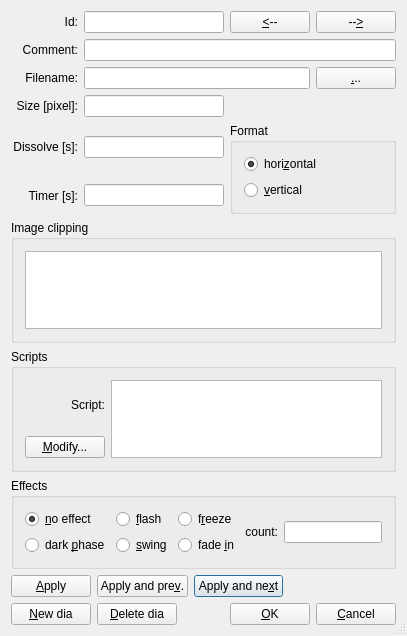
This is src/DiaInfoDlg4.ui in mneuroth/MinDia as Qt 5 draws it before an edit. The edited form follows.
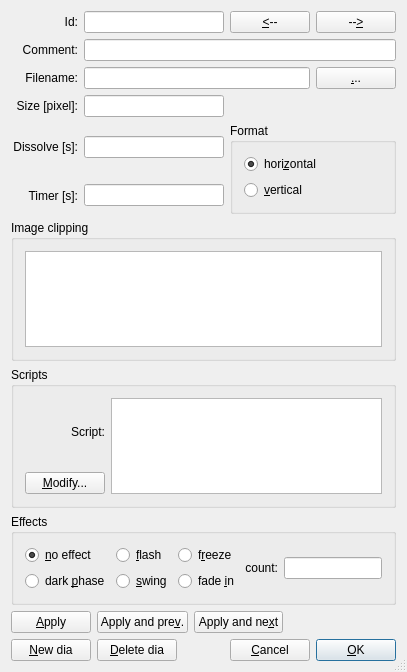
This is the edited form.

Commit message: unified default buttons and order of ok and cancel button

```diff
--- a/src/DiaInfoDlg4.ui
+++ b/src/DiaInfoDlg4.ui
@@ -7,7 +7,7 @@
     <x>0</x>
     <y>0</y>
     <width>407</width>
-    <height>636</height>
+    <height>672</height>
    </rect>
   </property>
   <property name="sizePolicy">
@@ -65,6 +65,9 @@
      <property name="shortcut">
       <string>Ctrl+Left</string>
      </property>
+     <property name="autoDefault">
+      <bool>false</bool>
+     </property>
     </widget>
    </item>
    <item row="2" column="0">
@@ -108,6 +111,9 @@
      <property name="text">
       <string>&amp;...</string>
      </property>
+     <property name="autoDefault">
+      <bool>false</bool>
+     </property>
     </widget>
    </item>
    <item row="4" column="0">
@@ -210,135 +216,6 @@
      </layout>
     </widget>
    </item>
-   <item row="11" column="0" colspan="5">
-    <layout class="QVBoxLayout">
-     <item>
-      <layout class="QHBoxLayout">
-       <item>
-        <widget class="QPushButton" name="m_pApply">
-         <property name="text">
-          <string>&amp;Apply</string>
-         </property>
-         <property name="autoDefault">
-          <bool>true</bool>
-         </property>
-         <property name="default">
-          <bool>true</bool>
-         </property>
-        </widget>
-       </item>
-       <item>
-        <widget class="QPushButton" name="m_pApplyAndPrev">
-         <property name="text">
-          <string>Apply and pre&amp;v.</string>
-         </property>
-         <property name="autoDefault">
-          <bool>true</bool>
-         </property>
-         <property name="default">
-          <bool>true</bool>
-         </property>
-        </widget>
-       </item>
-       <item>
-        <widget class="QPushButton" name="m_pApplyAndNext">
-         <property name="text">
-          <string>Apply and ne&amp;xt</string>
-         </property>
-         <property name="autoDefault">
-          <bool>true</bool>
-         </property>
-         <property name="default">
-          <bool>true</bool>
-         </property>
-        </widget>
-       </item>
-       <item>
-        <spacer name="Spacer3">
-         <property name="orientation">
-          <enum>Qt::Horizontal</enum>
-         </property>
-         <property name="sizeType">
-          <enum>QSizePolicy::Expanding</enum>
-         </property>
-         <property name="sizeHint" stdset="0">
-          <size>
-           <width>20</width>
-           <height>20</height>
-          </size>
-         </property>
-        </spacer>
-       </item>
-      </layout>
-     </item>
-     <item>
-      <layout class="QHBoxLayout">
-       <item>
-        <widget class="QPushButton" name="m_pNewItem">
-         <property name="text">
-          <string>&amp;New dia</string>
-         </property>
-         <property name="shortcut">
-          <string>Alt+N</string>
-         </property>
-         <property name="autoDefault">
-          <bool>true</bool>
-         </property>
-        </widget>
-       </item>
-       <item>
-        <widget class="QPushButton" name="m_pDeleteItem">
-         <property name="text">
-          <string>&amp;Delete dia</string>
-         </property>
-         <property name="shortcut">
-          <string>Alt+D</string>
-         </property>
-        </widget>
-       </item>
-       <item>
-        <spacer name="Spacer2">
-         <property name="orientation">
-          <enum>Qt::Horizontal</enum>
-         </property>
-         <property name="sizeType">
-          <enum>QSizePolicy::Expanding</enum>
-         </property>
-         <property name="sizeHint" stdset="0">
-          <size>
-           <width>43</width>
-           <height>20</height>
-          </size>
-         </property>
-        </spacer>
-       </item>
-       <item>
-        <widget class="QPushButton" name="buttonOk">
-         <property name="text">
-          <string>&amp;OK</string>
-         </property>
-         <property name="autoDefault">
-          <bool>true</bool>
-         </property>
-         <property name="default">
-          <bool>false</bool>
-         </property>
-        </widget>
-       </item>
-       <item>
-        <widget class="QPushButton" name="buttonCancel">
-         <property name="text">
-          <string>&amp;Cancel</string>
-         </property>
-         <property name="autoDefault">
-          <bool>true</bool>
-         </property>
-        </widget>
-       </item>
-      </layout>
-     </item>
-    </layout>
-   </item>
    <item row="1" column="1" colspan="4">
     <widget class="QLineEdit" name="m_pCommentEdit"/>
    </item>
@@ -350,8 +227,14 @@
      <property name="shortcut">
       <string>Ctrl+Right</string>
      </property>
+     <property name="autoDefault">
+      <bool>false</bool>
+     </property>
     </widget>
    </item>
+   <item row="5" column="1" colspan="2">
+    <widget class="QLineEdit" name="m_pTimerEdit"/>
+   </item>
    <item row="6" column="0" colspan="5">
     <widget class="QGroupBox" name="m_pBoxClipping">
      <property name="title">
@@ -364,9 +247,6 @@
      </layout>
     </widget>
    </item>
-   <item row="5" column="1" colspan="2">
-    <widget class="QLineEdit" name="m_pTimerEdit"/>
-   </item>
    <item row="5" column="0">
     <widget class="QLabel" name="TimerLabel">
      <property name="text">
@@ -406,6 +286,16 @@
      </layout>
     </widget>
    </item>
+   <item row="3" column="1" colspan="2">
+    <widget class="QLineEdit" name="m_pImageSize">
+     <property name="enabled">
+      <bool>true</bool>
+     </property>
+     <property name="readOnly">
+      <bool>true</bool>
+     </property>
+    </widget>
+   </item>
    <item row="9" column="0" colspan="5">
     <widget class="QGroupBox" name="m_pBoxScripts">
      <property name="title">
@@ -435,6 +325,9 @@
           <property name="text">
            <string>&amp;Modify...</string>
           </property>
+          <property name="autoDefault">
+           <bool>false</bool>
+          </property>
          </widget>
         </item>
        </layout>
@@ -452,15 +345,137 @@
      </property>
     </widget>
    </item>
-   <item row="3" column="1" colspan="2">
-    <widget class="QLineEdit" name="m_pImageSize">
-     <property name="enabled">
-      <bool>true</bool>
-     </property>
-     <property name="readOnly">
-      <bool>true</bool>
-     </property>
-    </widget>
+   <item row="11" column="0" colspan="5">
+    <layout class="QVBoxLayout">
+     <item>
+      <layout class="QHBoxLayout">
+       <item>
+        <widget class="QPushButton" name="m_pApply">
+         <property name="text">
+          <string>&amp;Apply</string>
+         </property>
+         <property name="autoDefault">
+          <bool>false</bool>
+         </property>
+         <property name="default">
+          <bool>false</bool>
+         </property>
+        </widget>
+       </item>
+       <item>
+        <widget class="QPushButton" name="m_pApplyAndPrev">
+         <property name="text">
+          <string>Apply and pre&amp;v.</string>
+         </property>
+         <property name="autoDefault">
+          <bool>false</bool>
+         </property>
+         <property name="default">
+          <bool>false</bool>
+         </property>
+        </widget>
+       </item>
+       <item>
+        <widget class="QPushButton" name="m_pApplyAndNext">
+         <property name="text">
+          <string>Apply and ne&amp;xt</string>
+         </property>
+         <property name="autoDefault">
+          <bool>false</bool>
+         </property>
+         <property name="default">
+          <bool>false</bool>
+         </property>
+        </widget>
+       </item>
+       <item>
+        <spacer name="Spacer3">
+         <property name="orientation">
+          <enum>Qt::Horizontal</enum>
+         </property>
+         <property name="sizeType">
+          <enum>QSizePolicy::Expanding</enum>
+         </property>
+         <property name="sizeHint" stdset="0">
+          <size>
+           <width>20</width>
+           <height>20</height>
+          </size>
+         </property>
+        </spacer>
+       </item>
+      </layout>
+     </item>
+     <item>
+      <layout class="QHBoxLayout">
+       <item>
+        <widget class="QPushButton" name="m_pNewItem">
+         <property name="text">
+          <string>&amp;New dia</string>
+         </property>
+         <property name="shortcut">
+          <string>Alt+N</string>
+         </property>
+         <property name="autoDefault">
+          <bool>false</bool>
+         </property>
+        </widget>
+       </item>
+       <item>
+        <widget class="QPushButton" name="m_pDeleteItem">
+         <property name="text">
+          <string>&amp;Delete dia</string>
+         </property>
+         <property name="shortcut">
+          <string>Alt+D</string>
+         </property>
+         <property name="autoDefault">
+          <bool>false</bool>
+         </property>
+        </widget>
+       </item>
+       <item>
+        <spacer name="Spacer2">
+         <property name="orientation">
+          <enum>Qt::Horizontal</enum>
+         </property>
+         <property name="sizeType">
+          <enum>QSizePolicy::Expanding</enum>
+         </property>
+         <property name="sizeHint" stdset="0">
+          <size>
+           <width>43</width>
+           <height>20</height>
+          </size>
+         </property>
+        </spacer>
+       </item>
+       <item>
+        <widget class="QPushButton" name="buttonCancel">
+         <property name="text">
+          <string>&amp;Cancel</string>
+         </property>
+         <property name="autoDefault">
+          <bool>false</bool>
+         </property>
+        </widget>
+       </item>
+       <item>
+        <widget class="QPushButton" name="buttonOk">
+         <property name="text">
+          <string>&amp;OK</string>
+         </property>
+         <property name="autoDefault">
+          <bool>true</bool>
+         </property>
+         <property name="default">
+          <bool>false</bool>
+         </property>
+        </widget>
+       </item>
+      </layout>
+     </item>
+    </layout>
    </item>
   </layout>
  </widget>
```
Left out of the diff: 1 changed line with no effect on the pictures. The commit also changes 6 other files.
